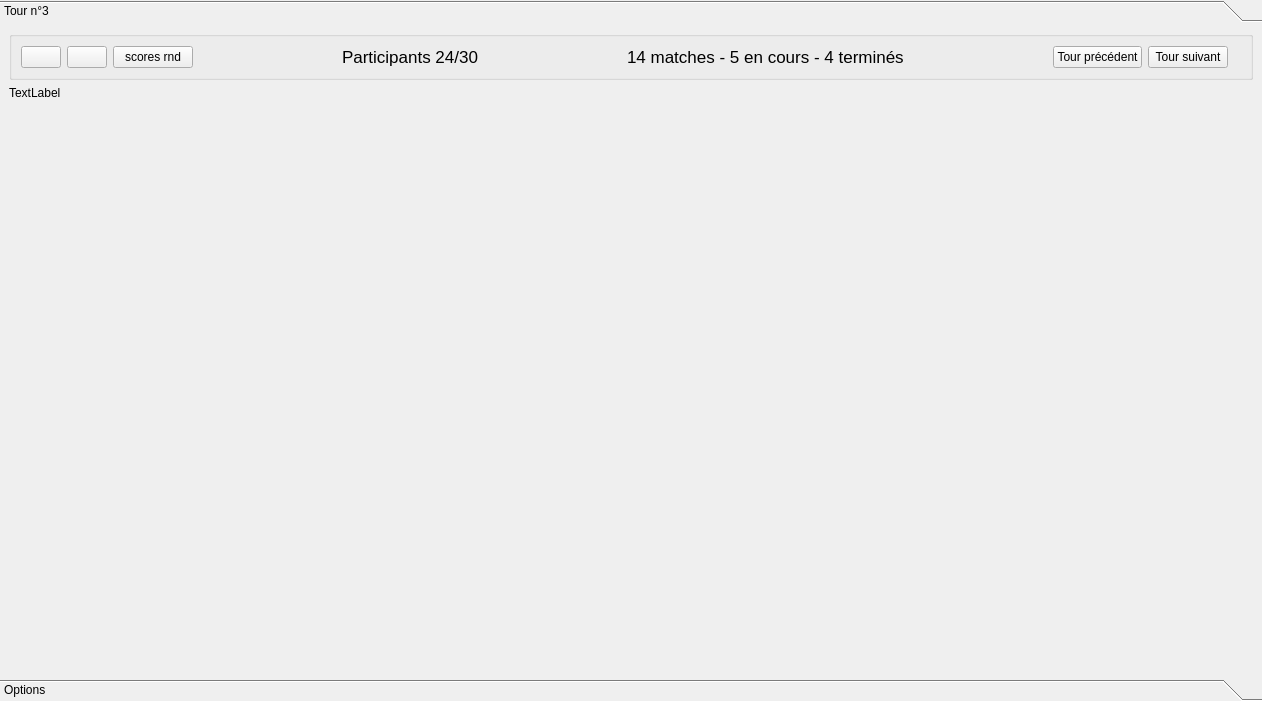
Before: the Qt Designer form ui/RoundWidget.ui in dsarrut/badminapp, drawn with Qt 5.
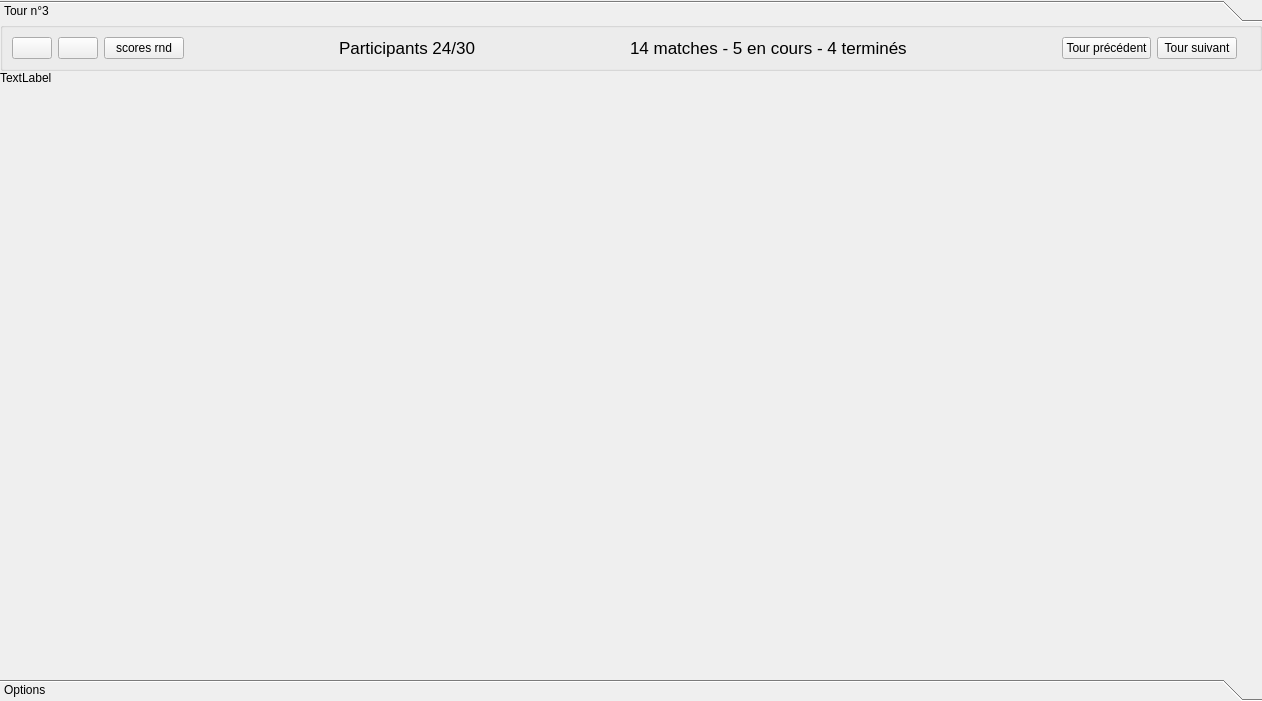
After: the same form once the commit is applied. Icons and pictures are not drawn.

```diff
--- a/ui/RoundWidget.ui
+++ b/ui/RoundWidget.ui
@@ -47,6 +47,21 @@
        <string>Tour n°3</string>
       </attribute>
       <layout class="QVBoxLayout" name="verticalLayout">
+       <property name="spacing">
+        <number>0</number>
+       </property>
+       <property name="leftMargin">
+        <number>0</number>
+       </property>
+       <property name="topMargin">
+        <number>0</number>
+       </property>
+       <property name="rightMargin">
+        <number>0</number>
+       </property>
+       <property name="bottomMargin">
+        <number>0</number>
+       </property>
        <item>
         <widget class="QGroupBox" name="groupBox">
          <property name="maximumSize">
@@ -235,6 +250,9 @@
        </item>
        <item>
         <layout class="QGridLayout" name="main_layout">
+         <property name="spacing">
+          <number>0</number>
+         </property>
          <item row="0" column="0">
           <widget class="QLabel" name="label">
            <property name="text">
```
